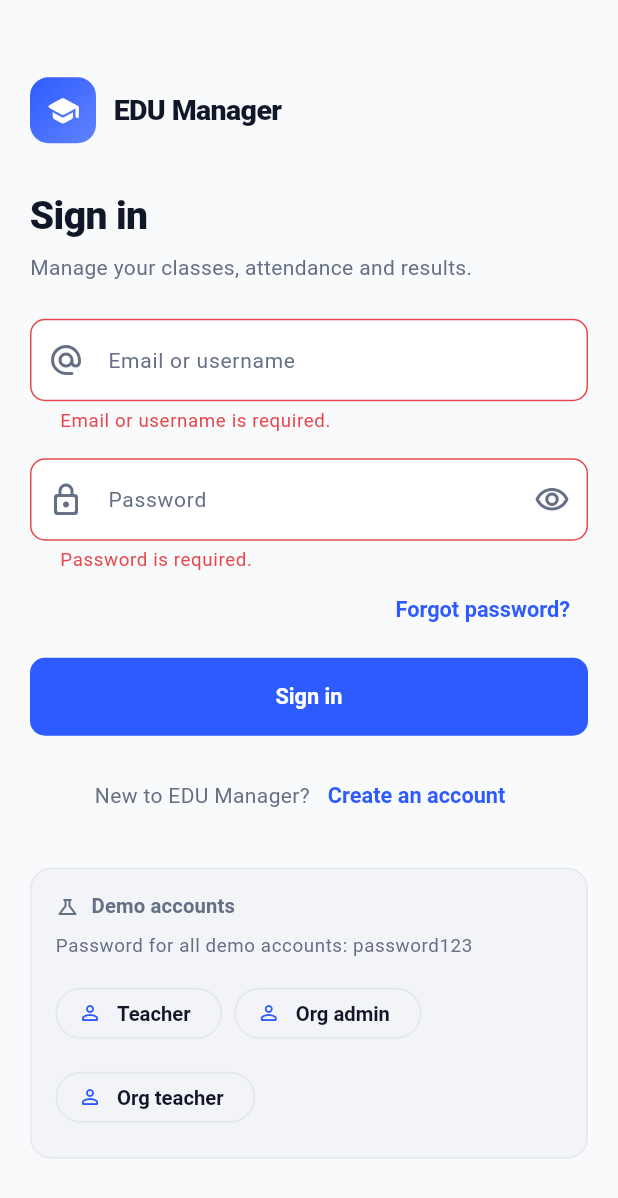
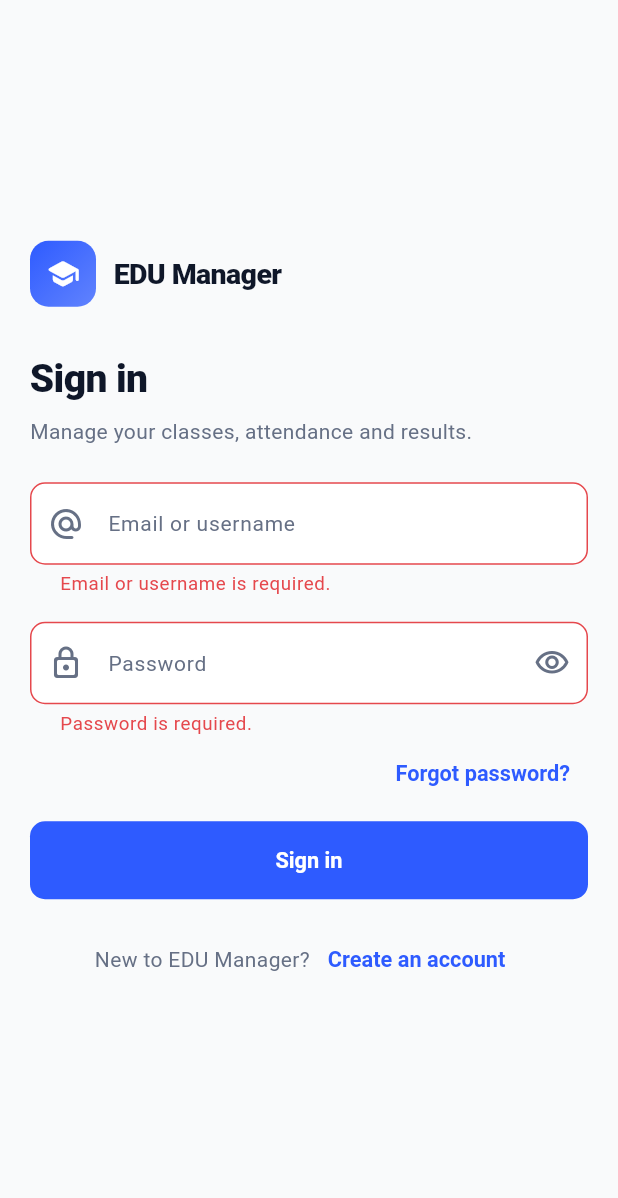
Before and after one commit to Saqibnawazkhan/WarQ, a Flutter app: the screen it shows after launch, after a tap on "Sign in", on a phone screen of 412 x 824 dp. Shown: the top 1198 px of the screen. Run offline on Flutter 3.47's test engine with Material 3 defaults, Android fonts, the phone set to English and light mode, and no system bars; our stand-ins replace pdf, printing, shared_preferences, supabase_flutter; accounts and stored records are empty.

Commit message:
Run the app on Supabase
bootstrap() takes an AppBackend. The app defaults to supabase; the test
harness passes local, so the suite still runs against on-device storage
with no network and no risk of writing into a project real teachers use.
All 133 tests pass unchanged.

LocalDatabase stays in the graph either way. It owns the event bus the
controllers listen to and the settings that belong to the device rather
than the account; only its collections go unused when the data is remote.

Three things that were harmless while the app was offline and are not any
more:

INTERNET was declared only in the debug and profile manifests, which is
what Flutter generates. A release build - the one that gets installed -
would have had no network at all.

Demo accounts are no longer seeded by default, and the sign-in screen
only offers them in an offline build. Against the shared database those
chips would hand a new teacher a password that cannot work, and seeded
classes would be indistinguishable from their real ones.

resetDemoData() now refuses outside an offline build rather than reading
as an offer to wipe a teacher's actual classes.

Supabase.initialize is called from bootstrap rather than main so the test
harness never touches it, and so the retry button on the startup error
screen reuses the existing client instead of failing on a second call.

Co-Authored-By: Claude Opus 5 <noreply@anthropic.com>

```diff
--- a/mobile/lib/app/app_dependencies.dart
+++ b/mobile/lib/app/app_dependencies.dart
@@ -1,3 +1,7 @@
+import 'package:supabase_flutter/supabase_flutter.dart';
+
+import '../core/config/supabase_config.dart';
+import '../core/error/failure.dart';
 import '../data/local/key_value_store.dart';
 import '../data/local/local_database.dart';
 import '../data/repositories/activity_repository.dart';
@@ -18,6 +22,15 @@ import '../data/repositories/local/local_student_repository.dart';
 import '../data/repositories/notification_repository.dart';
 import '../data/repositories/organization_repository.dart';
 import '../data/repositories/student_repository.dart';
+import '../data/repositories/supabase/supabase_activity_repository.dart';
+import '../data/repositories/supabase/supabase_assessment_repository.dart';
+import '../data/repositories/supabase/supabase_attendance_repository.dart';
+import '../data/repositories/supabase/supabase_auth_repository.dart';
+import '../data/repositories/supabase/supabase_class_repository.dart';
+import '../data/repositories/supabase/supabase_grade_scale_repository.dart';
+import '../data/repositories/supabase/supabase_notification_repository.dart';
+import '../data/repositories/supabase/supabase_organization_repository.dart';
+import '../data/repositories/supabase/supabase_student_repository.dart';
 import '../data/seed/demo_seeder.dart';
 import '../domain/services/absence_notification_service.dart';
 import '../domain/services/analytics_service.dart';
@@ -26,13 +39,25 @@ import '../domain/services/messaging/messaging_provider.dart';
 import '../domain/services/messaging/whatsapp_messaging_provider.dart';
 import '../domain/services/report_service.dart';
 
+/// Where the app's data actually lives.
+enum AppBackend {
+  /// The shared Supabase project. What a real install runs on, and the reason
+  /// the phone and the web app see the same classes.
+  supabase,
+
+  /// On-device storage only. Used by the test suite, which must not depend on a
+  /// network or on the state of a live database.
+  local,
+}
+
 /// Composition root.
 ///
 /// Builds the whole object graph once at startup and hands it to the widget
-/// tree via `Provider`. Swapping the local repositories for HTTP-backed ones in
-/// Phase 2 is a change to this file only — no screen imports an implementation.
+/// tree via `Provider`. No screen imports an implementation, so which backend
+/// is in use is decided here and nowhere else.
 class AppDependencies {
   AppDependencies._({
+    required this.backend,
     required this.database,
     required this.auth,
     required this.classes,
@@ -50,46 +75,110 @@ class AppDependencies {
     required this.seeder,
   });
 
-  /// Wires everything together against a key-value store.
+  /// Wires everything together.
   ///
   /// [store] is injectable so widget tests can pass an in-memory store.
+  /// [backend] decides where the data lives; see [AppBackend].
   static Future<AppDependencies> bootstrap({
     KeyValueStore? store,
     MessagingProvider messagingProvider = const WhatsAppMessagingProvider(),
-    bool seedDemoData = true,
+    bool seedDemoData = false,
+    AppBackend backend = AppBackend.supabase,
   }) async {
     final KeyValueStore resolvedStore =
         store ?? await SharedPreferencesStore.create();
+
+    // Kept whichever backend is in use: it owns the event bus the controllers
+    // listen to, and the settings that belong to the device rather than the
+    // account. Only its collections go unused when the data is remote.
     final LocalDatabase database = LocalDatabase(resolvedStore);
     await database.init();
 
     final DemoSeeder seeder = DemoSeeder(database);
-    if (seedDemoData) {
+    // Demo data would be indistinguishable from a teacher's real classes once
+    // the app is reading a shared database, so it is only ever installed into
+    // on-device storage.
+    if (seedDemoData && backend == AppBackend.local) {
       await seeder.seedIfEmpty();
     }
 
-    final ActivityRepository activity = LocalActivityRepository(database);
-    final NotificationRepository notifications =
-        LocalNotificationRepository(database);
-    final AuthRepository auth = LocalAuthRepository(
+    final ActivityRepository activity;
+    final NotificationRepository notifications;
+    final AuthRepository auth;
+    final ClassRepository classes;
+    final StudentRepository students;
+    final AttendanceRepository attendance;
+    final AssessmentRepository assessments;
+    final GradeScaleRepository gradeScales;
+    final OrganizationRepository organizations;
+
+    switch (backend) {
+      case AppBackend.supabase:
+        if (!SupabaseConfig.isConfigured) {
+          throw const AppFailure.storage(
+            'This build has no database configured. Rebuild with '
+            '--dart-define=SUPABASE_URL and --dart-define=SUPABASE_ANON_KEY.',
+          );
+        }
+
+        // Initialised here rather than in main() so the test harness never
+        // touches it, and so a second bootstrap (the retry button on the
+        // startup error screen) reuses the existing client instead of failing.
+        // publishableKey is the current name for the same header; the SDK takes
+        // whichever is given and sends it unchanged, so the project's existing
+        // anon key still goes in here.
+        final Supabase supabase = await Supabase.initialize(
+          url: SupabaseConfig.url,
+          publishableKey: SupabaseConfig.anonKey,
+        );
+        final SupabaseClient client = supabase.client;
+
+        activity = SupabaseActivityRepository(client, database.bus);
+        notifications = SupabaseNotificationRepository(client, database.bus);
+        auth = SupabaseAuthRepository(client);
+        classes = SupabaseClassRepository(
+          client,
+          database.bus,
+          activity: activity,
+        );
+        students = SupabaseStudentRepository(
+          client,
+          database.bus,
+          activity: activity,
+        );
+        attendance = SupabaseAttendanceRepository(
+          client,
+          database.bus,
+          activity: activity,
+        );
+        assessments = SupabaseAssessmentRepository(
+          client,
+          database.bus,
+          activity: activity,
+        );
+        gradeScales = SupabaseGradeScaleRepository(client, database.bus);
+        organizations =
+            SupabaseOrganizationRepository(client, database.bus);
+
+      case AppBackend.local:
+        activity = LocalActivityRepository(database);
+        notifications = LocalNotificationRepository(database);
+        auth = LocalAuthRepository(
           database,
           activity: activity,
           notifications: notifications,
         );
-    final ClassRepository classes =
-        LocalClassRepository(database, activity: activity);
-    final StudentRepository students =
-        LocalStudentRepository(database, activity: activity);
-    final AttendanceRepository attendance =
-        LocalAttendanceRepository(database, activity: activity);
-    final AssessmentRepository assessments =
-        LocalAssessmentRepository(database, activity: activity);
-    final GradeScaleRepository gradeScales = LocalGradeScaleRepository(database);
-    final OrganizationRepository organizations = LocalOrganizationRepository(
+        classes = LocalClassRepository(database, activity: activity);
+        students = LocalStudentRepository(database, activity: activity);
+        attendance = LocalAttendanceRepository(database, activity: activity);
+        assessments = LocalAssessmentRepository(database, activity: activity);
+        gradeScales = LocalGradeScaleRepository(database);
+        organizations = LocalOrganizationRepository(
           database,
           activity: activity,
           notifications: notifications,
         );
+    }
 
     const GradingService grading = GradingService();
     final AnalyticsService analytics = AnalyticsService(
@@ -119,6 +208,7 @@ class AppDependencies {
     );
 
     return AppDependencies._(
+      backend: backend,
       database: database,
       auth: auth,
       classes: classes,
@@ -137,6 +227,7 @@ class AppDependencies {
     );
   }
 
+  final AppBackend backend;
   final LocalDatabase database;
   final AuthRepository auth;
   final ClassRepository classes;
@@ -167,7 +258,15 @@ class AppDependencies {
   }
 
   /// Clears every collection and reinstalls the demo dataset.
+  ///
+  /// On-device only. Against the shared database this would either do nothing
+  /// or, worse, read as an offer to wipe a teacher's real classes.
   Future<void> resetDemoData() async {
+    if (backend != AppBackend.local) {
+      throw const AppFailure.validation(
+        'Demo data is only available in an offline build.',
+      );
+    }
     await database.wipe();
     await seeder.seed();
   }
--- a/mobile/lib/presentation/screens/auth/login_screen.dart
+++ b/mobile/lib/presentation/screens/auth/login_screen.dart
@@ -1,6 +1,7 @@
 import 'package:flutter/material.dart';
 import 'package:provider/provider.dart';
 
+import '../../../app/app_dependencies.dart';
 import '../../../core/constants/app_constants.dart';
 import '../../../core/extensions/context_extensions.dart';
 import '../../../core/routing/route_names.dart';
@@ -58,10 +59,16 @@ class _LoginScreenState extends State<LoginScreen> {
   Widget build(BuildContext context) {
     final SessionController session = context.watch<SessionController>();
 
+    // Only an offline build has the seeded accounts. Offering them against the
+    // shared database would hand every new teacher a password that cannot work.
+    final bool offersDemoAccounts =
+        context.read<AppDependencies>().backend == AppBackend.local;
+
     return AuthScaffold(
       title: 'Sign in',
       subtitle: 'Manage your classes, attendance and results.',
-      footer: _DemoAccountsCard(onSelect: _useDemoAccount),
+      footer:
+          offersDemoAccounts ? _DemoAccountsCard(onSelect: _useDemoAccount) : null,
       children: <Widget>[
         if (session.errorMessage != null)
           AuthErrorBanner(message: session.errorMessage!),
```
Also changed, not shown: 2 other files. Lines whose indentation alone changed are shown as unchanged.
